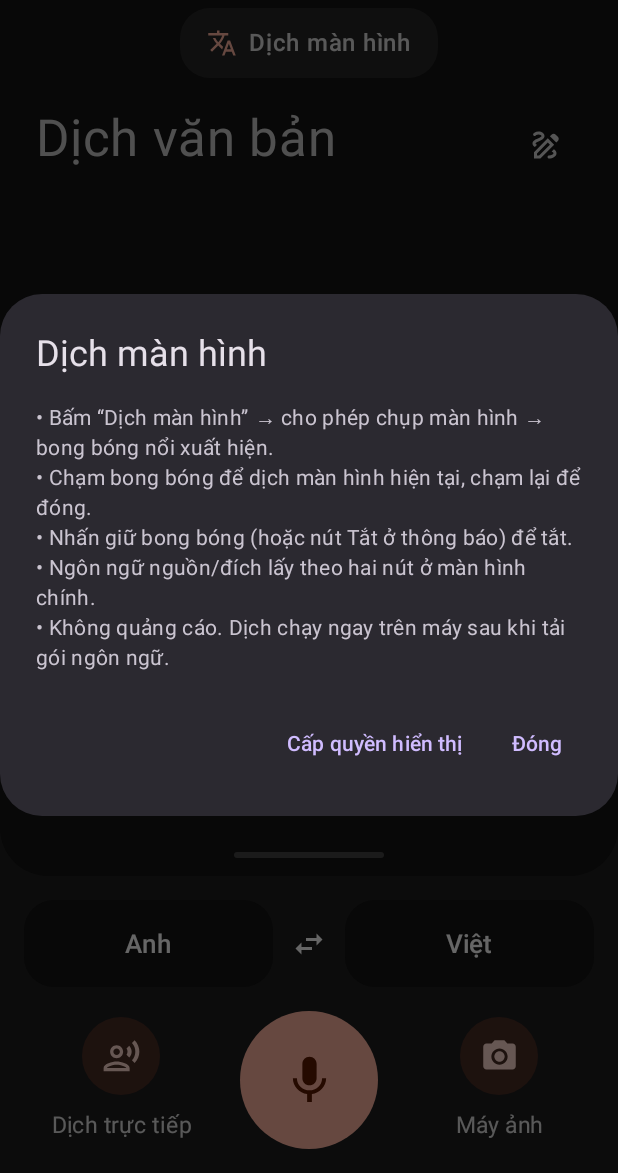
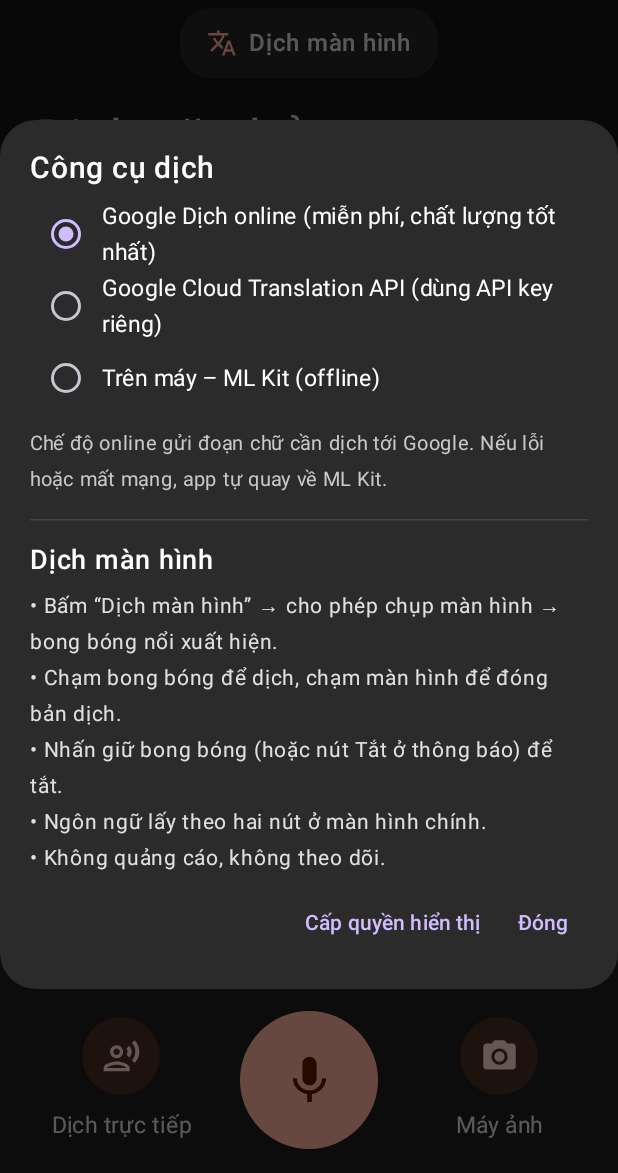
Before and after one commit to thuyee/dich-plus, an Android app built with Jetpack Compose: the screen it shows after launch (MainActivity), after a tap on "Cài đặt", on a phone screen of 412 x 824 dp, the part 63-1236 px from its top. Run offline under Robolectric (Android 15) with nearby library versions, the phone set to English and light mode, and no system bars; libraries missing offline, so code that uses them is left out: com.google.mlkit.common, com.google.mlkit.nl, com.google.mlkit.vision, kotlinx.coroutines.tasks.

Commit message:
Add files via upload

```diff
--- a/app/src/main/java/vn/dichplus/MainActivity.kt
+++ b/app/src/main/java/vn/dichplus/MainActivity.kt
@@ -113,7 +113,9 @@ fun App() {
     val ctx = LocalContext.current
     val scope = rememberCoroutineScope()
     val clipboard = LocalClipboardManager.current
-    val prefs = remember { ctx.getSharedPreferences("p", Context.MODE_PRIVATE) }
+    val prefs = remember { ctx.getSharedPreferences("p", Context.MODE_PRIVATE).also { Engine.init(ctx) } }
+    var engine by remember { mutableStateOf(prefs.getString("engine", "gtx") ?: "gtx") }
+    var apiKey by remember { mutableStateOf(prefs.getString("apikey", "") ?: "") }
 
     var src by remember { mutableStateOf(prefs.getString("src", "en") ?: "en") }
     var tgt by remember { mutableStateOf(prefs.getString("tgt", "vi") ?: "vi") }
@@ -133,7 +135,7 @@ fun App() {
     LaunchedEffect(src, tgt) { prefs.edit().putString("src", src).putString("tgt", tgt).apply() }
 
     // dịch tự động khi gõ
-    LaunchedEffect(input, src, tgt) {
+    LaunchedEffect(input, src, tgt, engine, apiKey) {
         if (input.isBlank()) { output = ""; status = null; return@LaunchedEffect }
         delay(500)
         status = "Đang dịch…"
@@ -142,7 +144,7 @@ fun App() {
             output = r.text; detected = r.detected; status = null
         } catch (e: Exception) {
             output = ""
-            status = "Không dịch được. Lần đầu cần mạng để tải gói ngôn ngữ."
+            status = "Không dịch được. Kiểm tra mạng (lần đầu ML Kit cần mạng để tải gói ngôn ngữ)."
         }
     }
 
@@ -396,21 +398,53 @@ fun App() {
     }
 
     if (showSettings) {
-        AlertDialog(
-            onDismissRequest = { showSettings = false },
-            title = { Text("Dịch màn hình") },
-            text = {
-                Text(
-                    "• Bấm “Dịch màn hình” → cho phép chụp màn hình → bong bóng nổi xuất hiện.\n" +
-                        "• Chạm bong bóng để dịch màn hình hiện tại, chạm lại để đóng.\n" +
-                        "• Nhấn giữ bong bóng (hoặc nút Tắt ở thông báo) để tắt.\n" +
-                        "• Ngôn ngữ nguồn/đích lấy theo hai nút ở màn hình chính.\n" +
-                        "• Không quảng cáo. Dịch chạy ngay trên máy sau khi tải gói ngôn ngữ."
-                )
-            },
-            confirmButton = { TextButton({ showSettings = false }) { Text("Đóng") } },
-            dismissButton = { TextButton({ requestOverlay() }) { Text("Cấp quyền hiển thị") } }
-        )
+        Dialog({ showSettings = false }) {
+            Surface(shape = RoundedCornerShape(24.dp), color = Color(0xFF2B2B2B)) {
+                Column(Modifier.padding(20.dp).verticalScroll(rememberScrollState())) {
+                    Text("Công cụ dịch", color = Color.White, fontSize = 20.sp, fontWeight = FontWeight.Medium)
+                    Spacer(Modifier.height(8.dp))
+                    listOf(
+                        "gtx" to "Google Dịch online (miễn phí, chất lượng tốt nhất)",
+                        "gcloud" to "Google Cloud Translation API (dùng API key riêng)",
+                        "mlkit" to "Trên máy – ML Kit (offline)"
+                    ).forEach { (k, label) ->
+                        Row(
+                            Modifier.fillMaxWidth().clickable { engine = k; prefs.edit().putString("engine", k).apply() },
+                            verticalAlignment = Alignment.CenterVertically
+                        ) {
+                            RadioButton(selected = engine == k, onClick = { engine = k; prefs.edit().putString("engine", k).apply() })
+                            Text(label, color = Color.White, fontSize = 15.sp)
+                        }
+                    }
+                    if (engine == "gcloud") {
+                        OutlinedTextField(
+                            value = apiKey,
+                            onValueChange = { apiKey = it; prefs.edit().putString("apikey", it.trim()).apply() },
+                            label = { Text("API key") }, singleLine = true,
+                            modifier = Modifier.fillMaxWidth().padding(top = 8.dp)
+                        )
+                    }
+                    Text(
+                        "Chế độ online gửi đoạn chữ cần dịch tới Google. Nếu lỗi hoặc mất mạng, app tự quay về ML Kit.",
+                        color = Hint, fontSize = 13.sp, modifier = Modifier.padding(top = 8.dp)
+                    )
+                    HorizontalDivider(Modifier.padding(vertical = 14.dp), color = Color(0xFF444444))
+                    Text("Dịch màn hình", color = Color.White, fontSize = 18.sp, fontWeight = FontWeight.Medium)
+                    Text(
+                        "• Bấm “Dịch màn hình” → cho phép chụp màn hình → bong bóng nổi xuất hiện.\n" +
+                            "• Chạm bong bóng để dịch, chạm màn hình để đóng bản dịch.\n" +
+                            "• Nhấn giữ bong bóng (hoặc nút Tắt ở thông báo) để tắt.\n" +
+                            "• Ngôn ngữ lấy theo hai nút ở màn hình chính.\n" +
+                            "• Không quảng cáo, không theo dõi.",
+                        color = Color(0xFFE0E0E0), fontSize = 14.sp, modifier = Modifier.padding(top = 6.dp)
+                    )
+                    Row(Modifier.fillMaxWidth().padding(top = 8.dp), horizontalArrangement = Arrangement.End) {
+                        TextButton({ requestOverlay() }) { Text("Cấp quyền hiển thị") }
+                        TextButton({ showSettings = false }) { Text("Đóng") }
+                    }
+                }
+            }
+        }
     }
 
     resultBmp?.let { bmp ->
--- a/app/src/main/java/vn/dichplus/ScreenService.kt
+++ b/app/src/main/java/vn/dichplus/ScreenService.kt
@@ -70,6 +70,7 @@ class ScreenService : Service() {
         }
         if (projection != null) return START_NOT_STICKY
 
+        Engine.init(this)
         wm = getSystemService(WINDOW_SERVICE) as WindowManager
         val nm = getSystemService(NotificationManager::class.java)
         nm.createNotificationChannel(NotificationChannel(CHANNEL, "Dịch màn hình", NotificationManager.IMPORTANCE_LOW))
```
Also changed, not shown: app/src/main/java/vn/dichplus/Engine.kt (+92 -14 lines).
